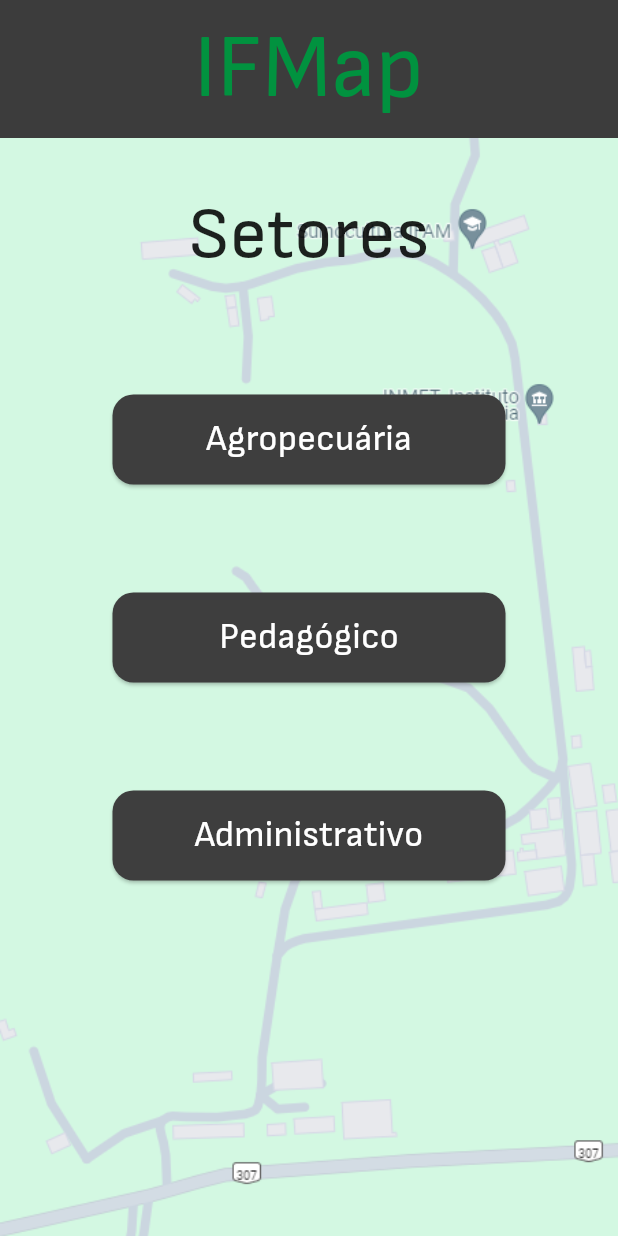
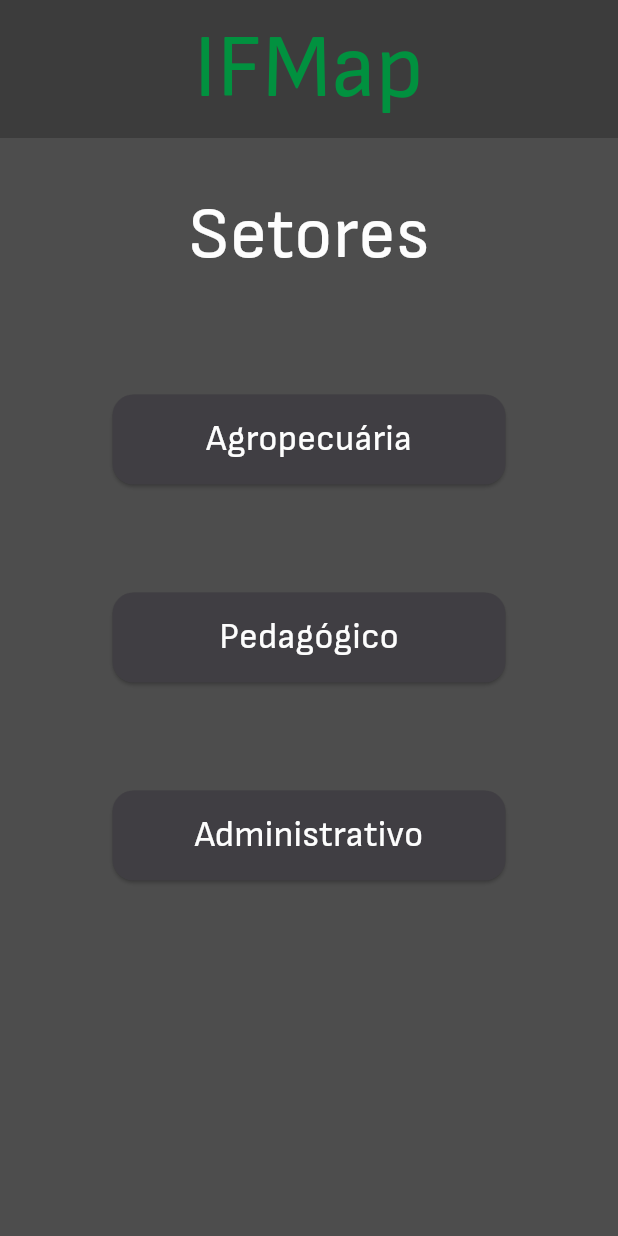
Before and after one commit to EduChappie/pcct_ifamapSGC, a Flutter app: the screen it shows after launch, on a phone screen of 412 x 824 dp. Run offline on Flutter 3.47's test engine with Material 3 defaults, Android fonts, the phone set to English and light mode, and no system bars; project files that could hold a hidden picture were left out.

Commit message:
correção de codigo, adição e organização de estilos, textos, cores e componentes, fica mais fácil alterar estilos futuramente.

```diff
--- a/lib/home.dart
+++ b/lib/home.dart
@@ -1,6 +1,9 @@
 import 'package:flutter/cupertino.dart';
 import 'package:flutter/material.dart';
 import 'package:flutter/widgets.dart';
+import 'package:ifmap_pcct/src/components/botao.dart';
+import 'package:ifmap_pcct/src/themes/colors.dart';
+import 'package:ifmap_pcct/src/themes/text_style.dart';
 import 'package:ifmap_pcct/templates/barraNavegacao.dart';
 
 
@@ -13,12 +16,13 @@ class Home_base extends StatelessWidget {
       appBar: const BarraNavegacao(),
 
       body: Container(
-        decoration: const BoxDecoration(
+        // comando para por imagem no fundo, achei feio, remover depois
+        /*decoration: const BoxDecoration(
             image: DecorationImage(
                 image: AssetImage('assets/images/mapa_cartoon.png'),
                 fit: BoxFit.cover
             )
-        ),
+        ),*/
         alignment: Alignment.center,
         child: Column(
           children: [
@@ -27,12 +31,24 @@ class Home_base extends StatelessWidget {
             ),
             const Text(
                 "Setores",
-                style: TextStyle(
-                  fontSize: 48,
-                  fontFamily: 'SofiaSans',
-                  color: Colors.black87,
-                ),
+                style: TextStyles.h2 // importando estilo do text_style
             ),
+
+            //os botões estão organizados da seguinte forma
+            /*
+            * size = espaço para cima
+            * size = espaço para os lados
+            *   button
+            *
+            * size = espaço para cima
+            * size = espaço para os lados
+            *   button
+            *
+            * size = espaço para cima
+            * size = espaço para os lados
+            *   button
+            *
+            * */
 
             const SizedBox(
               height: 72,
@@ -41,24 +57,13 @@ class Home_base extends StatelessWidget {
             SizedBox(
               width: 262,
               height: 60,
-              child: ElevatedButton(
-                  onPressed: () { print("agropecuaria"); },
-                  style: ElevatedButton.styleFrom(
-                    backgroundColor: const Color.fromRGBO(62, 62, 62, 1),
-                    shape: RoundedRectangleBorder(
-                      borderRadius: BorderRadius.circular(14),
-                    )
-                  ),
-                  child: const Text(
-                      'Agropecuária',
-                      style: TextStyle(
-                      color: Colors.white,
-                      fontSize: 24,
-                      fontFamily: 'SofiaSans'
-                    ),
-                  ),
-              ),
+              child: CustomButton(
+                label: 'Agropecuária',
+                onPressed: () { print("agro!!"); },
+
+              )
             ),
+
 
             const SizedBox(
               height: 72,
@@ -67,24 +72,12 @@ class Home_base extends StatelessWidget {
             SizedBox(
               width: 262,
               height: 60,
-              child: ElevatedButton(
-                onPressed: () { print("Pedagogico"); },
-                style: ElevatedButton.styleFrom(
-                    backgroundColor: const Color.fromRGBO(62, 62, 62, 1),
-                    shape: RoundedRectangleBorder(
-                      borderRadius: BorderRadius.circular(14),
-                    )
-                ),
-                child: const Text(
-                  'Pedagógico',
-                  style: TextStyle(
-                    color: Colors.white,
-                    fontSize: 24,
-                    fontFamily: 'SofiaSans'
-                  ),
-                ),
-              ),
+              child: CustomButton(
+                label: 'Pedagógico',
+                onPressed: () { print("escola!!"); },
+              )
             ),
+
 
             const SizedBox(
               height: 72,
@@ -93,29 +86,16 @@ class Home_base extends StatelessWidget {
             SizedBox(
               width: 262,
               height: 60,
-              child: ElevatedButton(
-                onPressed: () { print("administrativo"); },
-                style: ElevatedButton.styleFrom(
-                    backgroundColor: const Color.fromRGBO(62, 62, 62, 1),
-                    shape: RoundedRectangleBorder(
-                      borderRadius: BorderRadius.circular(14),
-                    )
-                ),
-                child: const Text(
-                  'Administrativo',
-                  style: TextStyle(
-                    color: Colors.white,
-                    fontFamily: 'SofiaSans',
-                    fontSize: 24,
-                  ),
-                ),
-              ),
+              child: CustomButton(
+                label: 'Administrativo',
+                onPressed: () { print("administrativo!!"); },
+              )
             ),
           ],
         ),
       ),
 
-      //backgroundColor: const Color.fromRGBO(77, 77, 77, 1),
+      backgroundColor: AppColors.screen,
     );
   }
 
--- /dev/null
+++ b/lib/src/components/botao.dart
@@ -0,0 +1,31 @@
+import 'package:flutter/cupertino.dart';
+import 'package:flutter/material.dart';
+import 'package:ifmap_pcct/src/themes/colors.dart';
+
+import '../themes/text_style.dart';
+
+class CustomButton extends StatelessWidget {
+  final String label;
+  final VoidCallback onPressed;
+
+  const CustomButton({super.key,required this.label,required this.onPressed});
+
+  @override
+  Widget build(BuildContext context) {
+    return ElevatedButton(
+        style: ElevatedButton.styleFrom(
+          backgroundColor: AppColors.button,
+          shape: RoundedRectangleBorder(
+            borderRadius: BorderRadius.circular(14)
+          ),
+          padding: const EdgeInsets.symmetric(vertical: 5, horizontal: 5)
+        ),
+        onPressed: onPressed,
+        child: Text(
+            label,
+            style: TextStyles.button,
+        ),
+    );
+  }
+
+}
--- /dev/null
+++ b/lib/src/themes/colors.dart
@@ -0,0 +1,16 @@
+import 'dart:ui';
+
+class AppColors {
+  static const Color screen = Color(0xFF4D4D4D);
+  static const Color navBar = Color(0xFF3C3C3C);
+  static const Color button = Color(0xFF403E43);
+  static const Color title = Color(0xFF01913F);
+  static const Color textSimple = Color(0xFFFDFDFD);
+
+}
+
+//0xFF01913F title
+//0xFF403E43 button
+//0xFF4D4D4D screen
+//0xFF3C3C3C nav bar
+//0xFFFDFDFD text simple
--- /dev/null
+++ b/lib/src/themes/text_style.dart
@@ -0,0 +1,24 @@
+import 'package:flutter/cupertino.dart';
+
+import 'colors.dart';
+
+class TextStyles {
+  static const TextStyle h1 = TextStyle(
+    fontSize: 60,
+    fontFamily: 'SofiaSans',
+    fontWeight: FontWeight.normal,
+    color: AppColors.title,
+  );
+
+  static const TextStyle h2 = TextStyle(
+    fontSize: 48,
+    fontFamily: 'SofiaSans',
+    color: AppColors.textSimple,
+  );
+
+  static const TextStyle button = TextStyle(
+    fontSize: 24,
+    fontFamily: 'SofiaSans',
+    color: AppColors.textSimple
+  );
+}
--- a/lib/templates/barraNavegacao.dart
+++ b/lib/templates/barraNavegacao.dart
@@ -1,6 +1,8 @@
 
 import 'package:flutter/cupertino.dart';
 import 'package:flutter/material.dart';
+import 'package:ifmap_pcct/src/themes/colors.dart';
+import 'package:ifmap_pcct/src/themes/text_style.dart';
 
 class BarraNavegacao extends StatelessWidget implements PreferredSizeWidget {
   const BarraNavegacao({super.key});
@@ -11,16 +13,9 @@ class BarraNavegacao extends StatelessWidget implements PreferredSizeWidget {
       centerTitle: true,
       title: const Text("IFMap"),
 
-      titleTextStyle: const TextStyle(
-        fontSize: 60,
-
-        fontFamily: 'SofiaSans',
-        fontWeight: FontWeight.normal,
-        color: Color.fromRGBO(1, 146, 63, 1),
-      ),
-
+      titleTextStyle: TextStyles.h1, // ligando ao style do arquivo text_style
       toolbarHeight: 92,
-      backgroundColor: const Color.fromRGBO(60, 60, 60, 1),
+      backgroundColor: AppColors.navBar,
     );
   }
 
```
